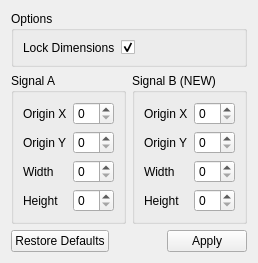
First picture: the form in src/ui/KairoSightWidgetSplit.ui, repository kairosight/KairoSight, before the edit.
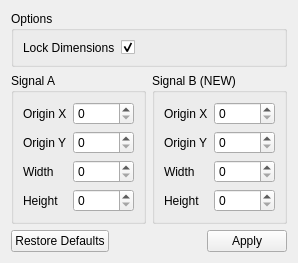
Second picture: the form after the edit.

Commit message: Building video split functions

```diff
--- a/src/ui/KairoSightWidgetSplit.ui
+++ b/src/ui/KairoSightWidgetSplit.ui
@@ -6,7 +6,7 @@
    <rect>
     <x>0</x>
     <y>0</y>
-    <width>240</width>
+    <width>270</width>
     <height>250</height>
    </rect>
   </property>
@@ -71,7 +71,11 @@
            </widget>
           </item>
           <item row="0" column="1">
-           <widget class="QSpinBox" name="originXSpinBox"/>
+           <widget class="QSpinBox" name="originXSpinBoxSignalA">
+            <property name="maximum">
+             <number>99999</number>
+            </property>
+           </widget>
           </item>
           <item row="1" column="0">
            <widget class="QLabel" name="originYLabel">
@@ -81,7 +85,11 @@
            </widget>
           </item>
           <item row="1" column="1">
-           <widget class="QSpinBox" name="originYSpinBox"/>
+           <widget class="QSpinBox" name="originYSpinBoxSignalA">
+            <property name="maximum">
+             <number>99999</number>
+            </property>
+           </widget>
           </item>
           <item row="2" column="0">
            <widget class="QLabel" name="widthLabel">
@@ -91,7 +99,11 @@
            </widget>
           </item>
           <item row="2" column="1">
-           <widget class="QSpinBox" name="widthSpinBox"/>
+           <widget class="QSpinBox" name="widthSpinBoxSignalA">
+            <property name="maximum">
+             <number>99999</number>
+            </property>
+           </widget>
           </item>
           <item row="3" column="0">
            <widget class="QLabel" name="heightLabel">
@@ -101,7 +113,11 @@
            </widget>
           </item>
           <item row="3" column="1">
-           <widget class="QSpinBox" name="heightSpinBox"/>
+           <widget class="QSpinBox" name="heightSpinBoxSignalA">
+            <property name="maximum">
+             <number>99999</number>
+            </property>
+           </widget>
           </item>
          </layout>
         </item>
@@ -124,7 +140,11 @@
            </widget>
           </item>
           <item row="1" column="1">
-           <widget class="QSpinBox" name="originYSpinBox_2"/>
+           <widget class="QSpinBox" name="originYSpinBoxSignalB">
+            <property name="maximum">
+             <number>99999</number>
+            </property>
+           </widget>
           </item>
           <item row="2" column="0">
            <widget class="QLabel" name="widthLabel_2">
@@ -134,7 +154,11 @@
            </widget>
           </item>
           <item row="2" column="1">
-           <widget class="QSpinBox" name="widthSpinBox_2"/>
+           <widget class="QSpinBox" name="widthSpinBoxSignalB">
+            <property name="maximum">
+             <number>99999</number>
+            </property>
+           </widget>
           </item>
           <item row="3" column="0">
            <widget class="QLabel" name="heightLabel_2">
@@ -144,7 +168,11 @@
            </widget>
           </item>
           <item row="3" column="1">
-           <widget class="QSpinBox" name="heightSpinBox_2"/>
+           <widget class="QSpinBox" name="heightSpinBoxSignalB">
+            <property name="maximum">
+             <number>99999</number>
+            </property>
+           </widget>
           </item>
           <item row="0" column="0">
            <widget class="QLabel" name="originXLabel_2">
@@ -154,7 +182,11 @@
            </widget>
           </item>
           <item row="0" column="1">
-           <widget class="QSpinBox" name="originXSpinBox_2"/>
+           <widget class="QSpinBox" name="originXSpinBoxSignalB">
+            <property name="maximum">
+             <number>99999</number>
+            </property>
+           </widget>
           </item>
          </layout>
         </item>
```
Left out of the diff: 26 changed lines with no effect on the pictures. The commit also changes 4 other files.
